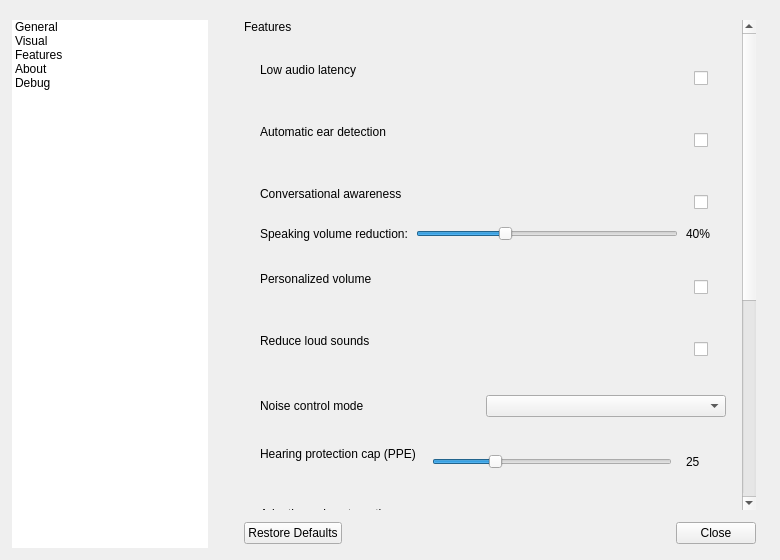
Before: the Qt Designer form Source/Gui/SettingsWindow.ui in YimingZhanshen/AirPodsWindows, drawn with Qt 5.
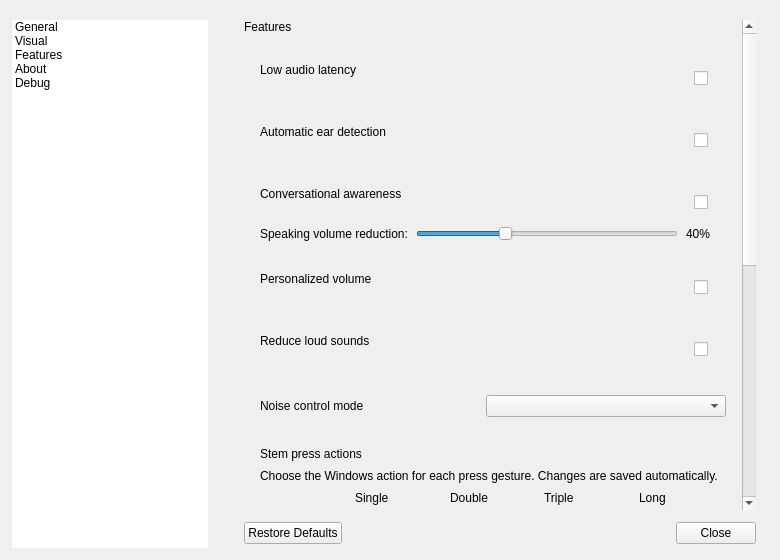
After: the same form once the commit is applied. The open tabs and pages were chosen to show the change. Icons and pictures are not drawn.

Commit message: feat: map stem presses to media actions

What changed in the file:
```diff
--- a/Source/Gui/SettingsWindow.ui
+++ b/Source/Gui/SettingsWindow.ui
@@ -1259,6 +1259,102 @@
            </layout>
           </widget>
          </item>
+         <item>
+          <widget class="QFrame" name="cardStemActions">
+           <property name="frameShape">
+            <enum>QFrame::NoFrame</enum>
+           </property>
+           <property name="cssClass" stdset="0">
+            <string notr="true">settingCard</string>
+           </property>
+           <layout class="QVBoxLayout" name="cardStemActionsLayout">
+            <property name="spacing">
+             <number>8</number>
+            </property>
+            <property name="leftMargin">
+             <number>16</number>
+            </property>
+            <property name="topMargin">
+             <number>12</number>
+            </property>
+            <property name="rightMargin">
+             <number>16</number>
+            </property>
+            <property name="bottomMargin">
+             <number>12</number>
+            </property>
+            <item>
+             <widget class="QLabel" name="lbStemActions">
+              <property name="text">
+               <string>Stem press actions</string>
+              </property>
+              <property name="cssClass" stdset="0">
+               <string notr="true">cardTitle</string>
+              </property>
+             </widget>
+            </item>
+            <item>
+             <widget class="QLabel" name="lbDescStemActions">
+              <property name="text">
+               <string>Choose the Windows action for each press gesture. Changes are saved automatically.</string>
+              </property>
+              <property name="wordWrap">
+               <bool>true</bool>
+              </property>
+              <property name="cssClass" stdset="0">
+               <string notr="true">cardDescription</string>
+              </property>
+             </widget>
+            </item>
+            <item>
+             <layout class="QGridLayout" name="stemActionsLayout">
+              <item row="0" column="1">
+               <widget class="QLabel" name="lbStemSingle">
+                <property name="text">
+                 <string>Single</string>
+                </property>
+               </widget>
+              </item>
+              <item row="0" column="2">
+               <widget class="QLabel" name="lbStemDouble">
+                <property name="text">
+                 <string>Double</string>
+                </property>
+               </widget>
+              </item>
+              <item row="0" column="3">
+               <widget class="QLabel" name="lbStemTriple">
+                <property name="text">
+                 <string>Triple</string>
+                </property>
+               </widget>
+              </item>
+              <item row="0" column="4">
+               <widget class="QLabel" name="lbStemLong">
+                <property name="text">
+                 <string>Long</string>
+                </property>
+               </widget>
+              </item>
+              <item row="1" column="0">
+               <widget class="QLabel" name="lbStemLeft">
+                <property name="text">
+                 <string>Left stem</string>
+                </property>
+               </widget>
+              </item>
+              <item row="2" column="0">
+               <widget class="QLabel" name="lbStemRight">
+                <property name="text">
+                 <string>Right stem</string>
+                </property>
+               </widget>
+              </item>
+             </layout>
+            </item>
+           </layout>
+          </widget>
+         </item>
          <item>
           <widget class="QFrame" name="cardPpeCapLevel">
            <property name="frameShape">
```
The commit also changes 19 other files.
